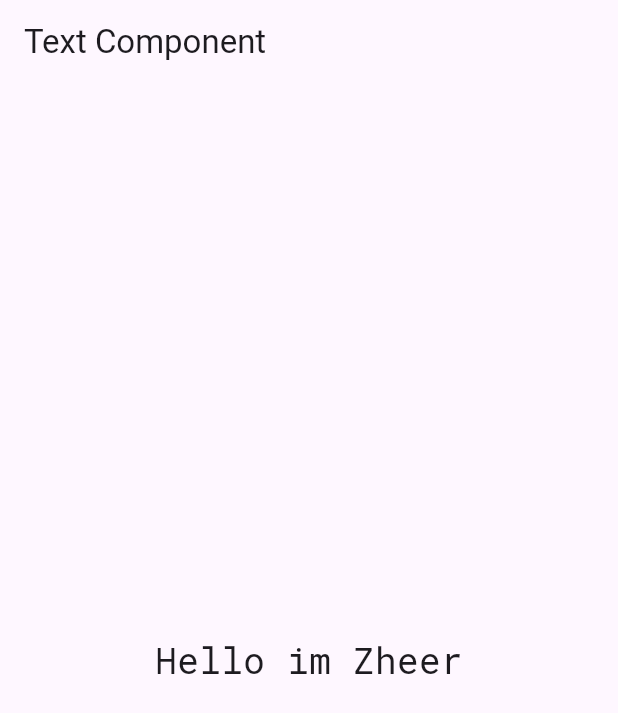
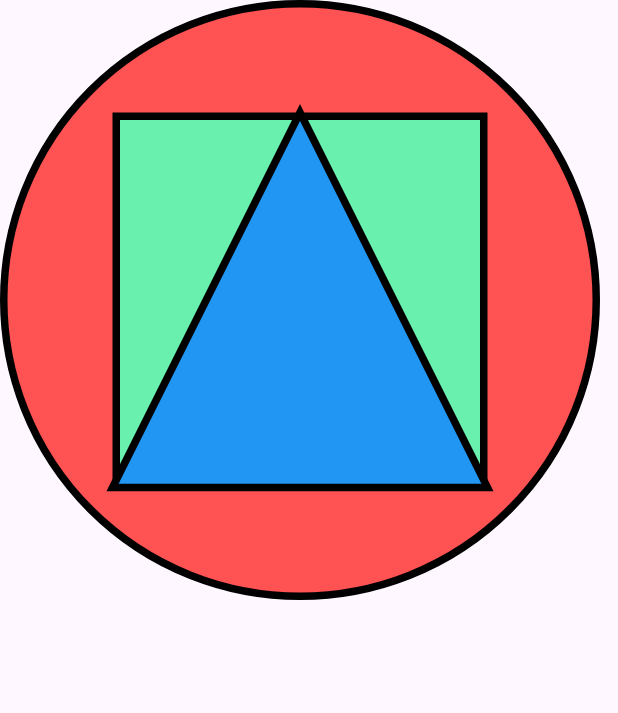
Before and after one commit to ZheerBarzan/Flutter-BootCamp, a Flutter app: the screen it shows after launch, on a phone screen of 412 x 824 dp. Shown: the top 713 px of the screen. Run offline on Flutter 3.47's test engine with Material 3 defaults, Android fonts, the phone set to English and light mode, and no system bars; our stand-ins replace google_fonts.

Commit message:
adding shapes in flutter

```diff
--- /dev/null
+++ b/lib/Components/shapes_component.dart
@@ -0,0 +1,42 @@
+import 'package:flutter/material.dart';
+import 'package:flutter_bootcamp/Components/Trianlge.dart';
+
+class ShapesComponent extends StatelessWidget {
+  const ShapesComponent({super.key});
+
+  @override
+  Widget build(BuildContext context) {
+    return Scaffold(
+      body: Stack(
+        alignment: Alignment.center,
+        children: [
+          // circle
+          Container(
+            width: 400,
+            height: 400,
+            decoration: BoxDecoration(
+              color: Colors.redAccent,
+              shape: BoxShape.circle,
+              border: Border.all(color: Colors.black, width: 5),
+            ),
+          ),
+          //rectangle
+          Container(
+            width: 250,
+            height: 250,
+            decoration: BoxDecoration(
+              color: Colors.greenAccent,
+              shape: BoxShape.rectangle,
+              border: Border.all(color: Colors.black, width: 5),
+            ),
+          ),
+          // triangle
+          CustomPaint(
+            size: Size(250, 250),
+            painter: Trianlge(),
+          )
+        ],
+      ),
+    );
+  }
+}
--- a/lib/main.dart
+++ b/lib/main.dart
@@ -1,4 +1,5 @@
 import 'package:flutter/material.dart';
+import 'package:flutter_bootcamp/Components/shapes_component.dart';
 import 'package:flutter_bootcamp/Components/text_Component.dart';
 import 'package:flutter_bootcamp/Views/home_page.dart';
 
@@ -18,7 +19,8 @@ class MyApp extends StatelessWidget {
       theme: ThemeData(
         primarySwatch: Colors.blue,
       ),
-      home: TextComponent(text: "Hello im Zheer"),
+      //home: TextComponent(text: "Hello im Zheer"),
+      home: ShapesComponent(),
     );
   }
 }
--- a/pubspec.yaml
+++ b/pubspec.yaml
@@ -61,7 +61,7 @@ flutter:
 
   # To add assets to your application, add an assets section, like this:
   assets:
-    - lib/assets/images/
+    - lib/assets/img/
   #   - images/a_dot_ham.jpeg
 
   # An image asset can refer to one or more resolution-specific "variants", see
```
Also changed, not shown: lib/Components/Trianlge.dart (added, +29 -0 lines).
